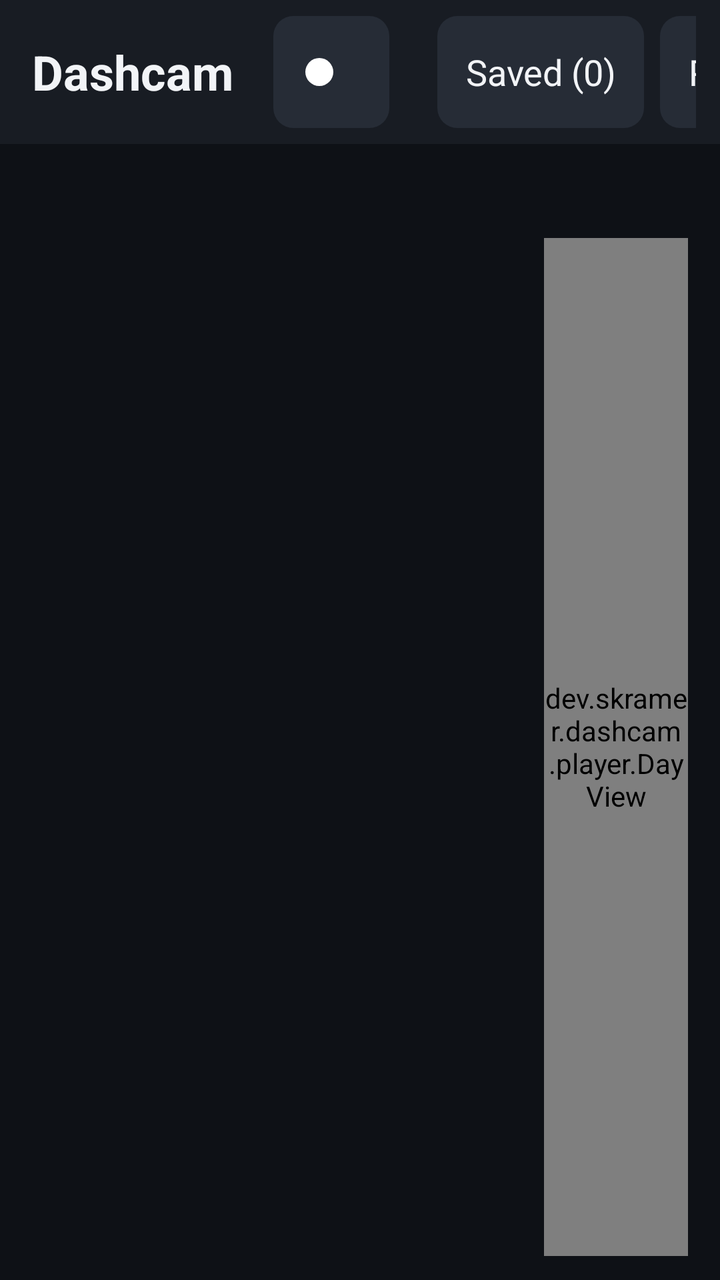
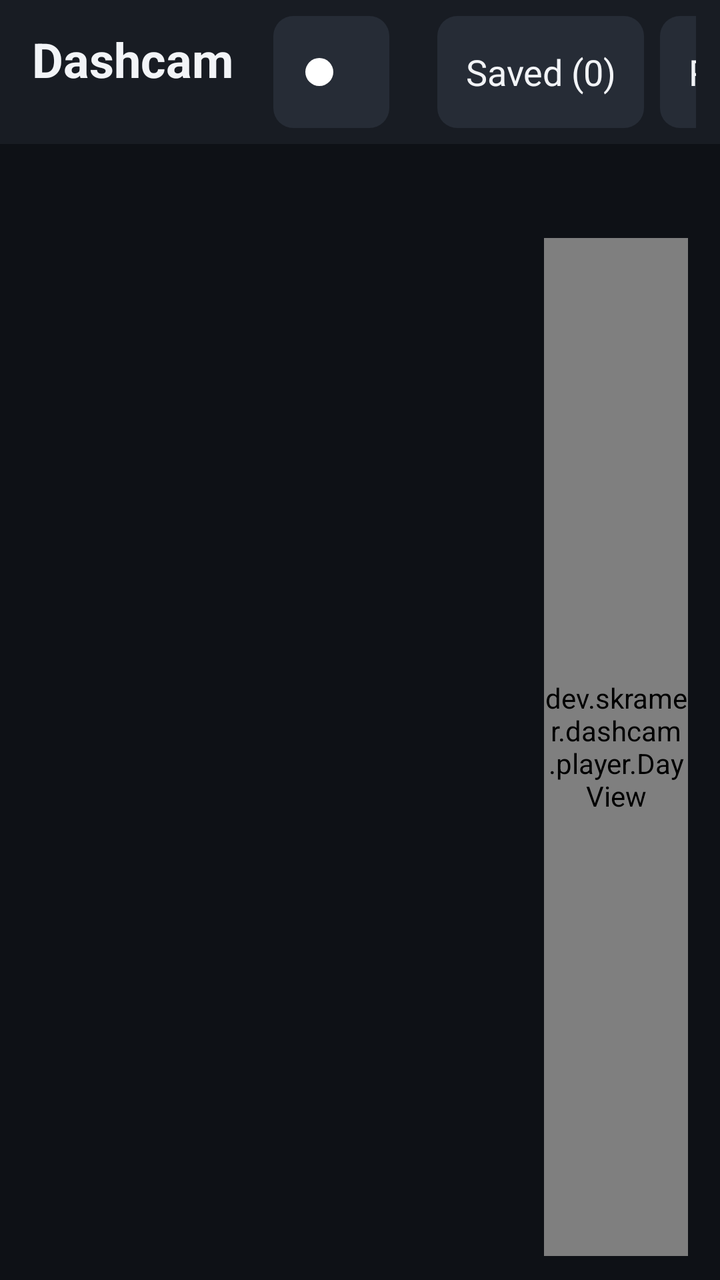

The first picture is an Android layout as it rendered before a commit; the second is the same layout after the commit. The layout source and the unified diff follow.
<!-- AndroidManifest.xml: application theme Theme.Dashcam -->
<!-- res/layout/activity_main.xml -->
<?xml version="1.0" encoding="utf-8"?>
<LinearLayout xmlns:android="http://schemas.android.com/apk/res/android"
    android:layout_width="match_parent"
    android:layout_height="match_parent"
    android:orientation="vertical">

    <LinearLayout
        android:layout_width="match_parent"
        android:layout_height="72dp"
        android:background="@color/panel"
        android:gravity="center_vertical"
        android:orientation="horizontal"
        android:paddingLeft="16dp"
        android:paddingRight="12dp">

        <TextView
            android:layout_width="wrap_content"
            android:layout_height="wrap_content"
            android:text="@string/app_name"
            android:textSize="24sp"
            android:textStyle="bold" />

        
        <LinearLayout
            android:id="@+id/statusToggle"
            android:layout_width="wrap_content"
            android:layout_height="56dp"
            android:layout_marginLeft="20dp"
            android:background="@drawable/button_bg"
            android:clickable="true"
            android:focusable="true"
            android:gravity="center_vertical"
            android:orientation="horizontal"
            android:paddingLeft="16dp"
            android:paddingRight="18dp">

            <ImageView
                android:id="@+id/statusDot"
                android:layout_width="14dp"
                android:layout_height="14dp"
                android:src="@drawable/dot" />

            <TextView
                android:id="@+id/statusText"
                android:layout_width="wrap_content"
                android:layout_height="wrap_content"
                android:layout_marginLeft="10dp"
                android:singleLine="true"
                android:textSize="18sp" />
        </LinearLayout>

        
        <View
            android:layout_width="0dp"
            android:layout_height="1dp"
            android:layout_weight="1" />

        <TextView
            android:id="@+id/driveText"
            android:layout_width="wrap_content"
            android:layout_height="56dp"
            android:paddingLeft="12dp"
            android:paddingRight="12dp"
            android:gravity="center"
            android:longClickable="true"
            android:singleLine="true"
            android:textColor="@color/text_dim"
            android:textSize="16sp" />

        <View
            android:layout_width="0dp"
            android:layout_height="1dp"
            android:layout_weight="1" />

        <Button
            android:id="@+id/savedButton"
            android:layout_width="wrap_content"
            android:layout_height="56dp"
            android:layout_marginRight="8dp"
            android:text="Saved (0)" />

        <Button
            android:id="@+id/latestButton"
            android:layout_width="wrap_content"
            android:layout_height="56dp"
            android:text="Play Latest" />
    </LinearLayout>

    <FrameLayout
        android:layout_width="match_parent"
        android:layout_height="0dp"
        android:layout_weight="1">

        <LinearLayout
            android:id="@+id/body"
            android:layout_width="match_parent"
            android:layout_height="match_parent"
            android:orientation="horizontal">

            <ListView
                android:id="@+id/days"
                android:layout_width="260dp"
                android:layout_height="match_parent"
                android:background="@color/bg"
                android:choiceMode="singleChoice"
                android:divider="@null"
                android:listSelector="@android:color/transparent" />

            <LinearLayout
                android:layout_width="0dp"
                android:layout_height="match_parent"
                android:layout_weight="1"
                android:orientation="vertical"
                android:paddingBottom="12dp"
                android:paddingLeft="12dp"
                android:paddingRight="16dp"
                android:paddingTop="10dp">

                <TextView
                    android:id="@+id/dayTitle"
                    android:layout_width="match_parent"
                    android:layout_height="wrap_content"
                    android:layout_marginBottom="10dp"
                    android:singleLine="true"
                    android:textSize="20sp" />

                <dev.skramer.dashcam.player.DayView
                    android:id="@+id/dayView"
                    android:layout_width="match_parent"
                    android:layout_height="0dp"
                    android:layout_weight="1" />
            </LinearLayout>
        </LinearLayout>

        <TextView
            android:id="@+id/empty"
            android:layout_width="match_parent"
            android:layout_height="match_parent"
            android:gravity="center"
            android:padding="32dp"
            android:textColor="@color/text_dim"
            android:textSize="20sp"
            android:visibility="gone" />
    </FrameLayout>
</LinearLayout>
<!-- resources referenced by this layout -->
<resources>
  <color name="bg">#0E1116</color>
  <color name="panel">#181C23</color>
  <color name="text_dim">#9AA3AF</color>
  <!-- drawable button_bg (drawable) -->
  <?xml version="1.0" encoding="utf-8"?>
  <selector xmlns:android="http://schemas.android.com/apk/res/android">
      <item android:state_enabled="false">
          <shape><solid android:color="@color/button_disabled" /><corners android:radius="10dp" /></shape>
      </item>
      <item android:state_pressed="true">
          <shape><solid android:color="@color/button_pressed" /><corners android:radius="10dp" /></shape>
      </item>
      <item android:state_activated="true">
          <shape><solid android:color="@color/selected" /><stroke android:width="2dp" android:color="@color/footage" /><corners android:radius="10dp" /></shape>
      </item>
      <item>
          <shape><solid android:color="@color/button" /><corners android:radius="10dp" /></shape>
      </item>
  </selector>
  <!-- drawable dot (drawable) -->
  <?xml version="1.0" encoding="utf-8"?>
  <shape xmlns:android="http://schemas.android.com/apk/res/android" android:shape="oval">
      <solid android:color="#FFFFFF" />
      <size android:width="14dp" android:height="14dp" />
  </shape>
  <string name="app_name">Dashcam</string>
  <style name="Theme.Dashcam" parent="android:Theme.Holo.NoActionBar">
          <item name="android:windowBackground">@color/bg</item>
          <item name="android:textColor">@color/text</item>
          <item name="android:buttonStyle">@style/Button</item>
          <item name="android:imageButtonStyle">@style/IconButton</item>
      </style>
  <color name="button_disabled">#1A1E25</color>
  <color name="button_pressed">#3A4352</color>
  <color name="selected">#26324A</color>
  <color name="footage">#3B82F6</color>
  <color name="button">#262C36</color>
  <color name="text">#F2F4F7</color>
  <style name="Button" parent="android:Widget.Holo.Button">
          <item name="android:background">@drawable/button_bg</item>
          <item name="android:textColor">@color/text</item>
          <item name="android:textSize">18sp</item>
          <item name="android:minHeight">60dp</item>
          <item name="android:minWidth">72dp</item>
          <item name="android:paddingLeft">14dp</item>
          <item name="android:paddingRight">14dp</item>
          <item name="android:textAllCaps">false</item>
      </style>
  <style name="IconButton" parent="android:Widget.Holo.ImageButton">
          <item name="android:background">@drawable/button_bg</item>
          <item name="android:minHeight">60dp</item>
          <item name="android:minWidth">72dp</item>
          <item name="android:scaleType">center</item>
      </style>
</resources>

<!-- the commit's change to res/layout/activity_main.xml (unified diff, before → after) -->
@@ -13,12 +13,27 @@
         android:paddingLeft="16dp"
         android:paddingRight="12dp">
 
-        <TextView
+        <LinearLayout
             android:layout_width="wrap_content"
             android:layout_height="wrap_content"
-            android:text="@string/app_name"
-            android:textSize="24sp"
-            android:textStyle="bold" />
+            android:orientation="vertical">
+
+            <TextView
+                android:layout_width="wrap_content"
+                android:layout_height="wrap_content"
+                android:text="@string/app_name"
+                android:textSize="24sp"
+                android:textStyle="bold" />
+
+            <TextView
+                android:id="@+id/versionText"
+                android:layout_width="wrap_content"
+                android:layout_height="wrap_content"
+                android:layout_marginTop="-2dp"
+                android:singleLine="true"
+                android:textColor="@color/text_faint"
+                android:textSize="11sp" />
+        </LinearLayout>
 
         
         <LinearLayout
@@ -84,6 +99,17 @@
             android:layout_width="wrap_content"
             android:layout_height="56dp"
             android:text="Play Latest" />
+
+        <ImageButton
+            android:id="@+id/coffeeButton"
+            android:layout_width="56dp"
+            android:layout_height="56dp"
+            android:layout_marginLeft="8dp"
+            android:minWidth="56dp"
+            android:padding="12dp"
+            android:contentDescription="@string/coffee_title"
+            android:scaleType="fitCenter"
+            android:src="@drawable/ic_coffee" />
     </LinearLayout>
 
     <FrameLayout
<!-- resource entries referenced after the edit -->
@@ -3,6 +3,7 @@
   <color name="bg">#0E1116</color>
   <color name="panel">#181C23</color>
   <color name="text_dim">#9AA3AF</color>
+  <color name="text_faint">#5B6470</color>
   <!-- drawable button_bg (drawable) -->
   <?xml version="1.0" encoding="utf-8"?>
   <selector xmlns:android="http://schemas.android.com/apk/res/android">
@@ -25,7 +26,9 @@
       <solid android:color="#FFFFFF" />
       <size android:width="14dp" android:height="14dp" />
   </shape>
+  <!-- drawable ic_coffee: png bitmap (drawable-nodpi, 7375 bytes) -->
   <string name="app_name">Dashcam</string>
+  <string name="coffee_title">☕ Buy me a coffee? ☕</string>
   <style name="Theme.Dashcam" parent="android:Theme.Holo.NoActionBar">
           <item name="android:windowBackground">@color/bg</item>
           <item name="android:textColor">@color/text</item>
